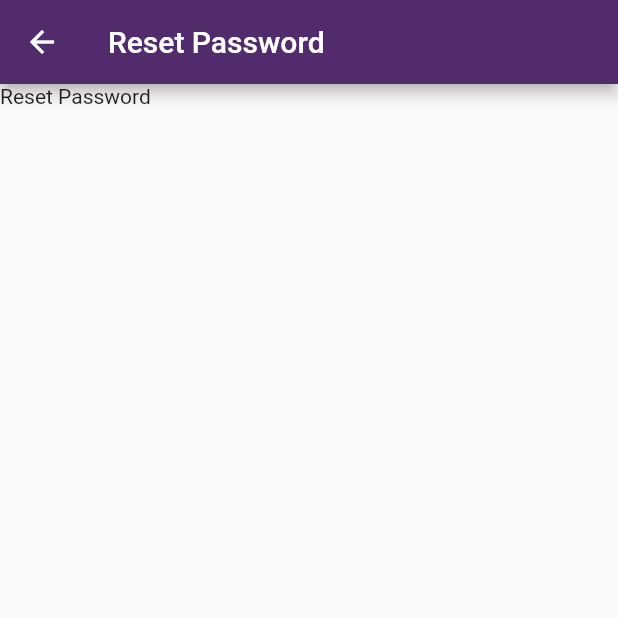
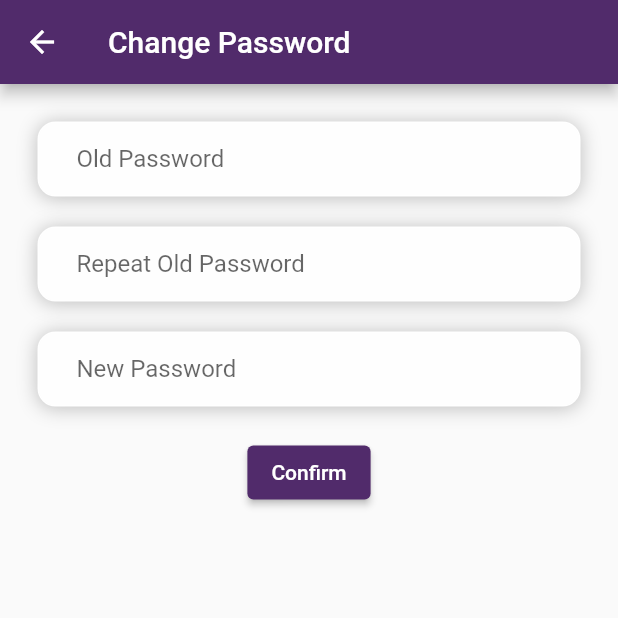
Before and after one commit to KelvinYou/fyp_tour_guide_app, a Flutter app: the ResetPassword screen opened directly, on a phone screen of 412 x 824 dp, the top half of it. Run offline on Flutter 3.47's test engine with Material 2 defaults, Android fonts, the phone set to English and light mode, and no system bars; our stand-ins replace cloud_firestore, firebase_auth, firebase_core, firebase_storage, flutter_rating_bar, image_picker; accounts and stored records are empty; network calls fail.

Commit message:
update reset password

```diff
--- /dev/null
+++ b/lib/ui_view/change_password_view.dart
@@ -0,0 +1,101 @@
+import 'package:flutter/material.dart';
+import 'package:flutter/services.dart';
+
+import 'package:fyp_project/widget/app_theme.dart';
+import 'package:fyp_project/widget/text_field_input.dart';
+
+import 'package:fyp_project/utils/utils.dart';
+
+import 'package:fyp_project/resources/auth_methods.dart';
+
+import 'package:fyp_project/bottom_bar_view.dart';
+
+class ResetPassword extends StatefulWidget {
+  const ResetPassword({super.key});
+
+  @override
+  State<ResetPassword> createState() => _ResetPasswordState();
+}
+
+class _ResetPasswordState extends State<ResetPassword> {
+  final currentPassword = TextEditingController();
+  final repeatPassword = TextEditingController();
+  final newPassword = TextEditingController();
+  bool _isLoading = false;
+
+  submit() async {
+    setState(() {
+      _isLoading = true;
+    });
+
+    String res = await AuthMethods().changePassword(
+         currentPassword.text, newPassword.text);
+
+    if (res == "success") {
+      setState(() {
+        _isLoading = false;
+      });
+      Navigator.of(context).pushAndRemoveUntil(
+          MaterialPageRoute(
+              builder: (context) => const BottomBarView(selectedIndex: 4)
+          ), (route) => false);
+      showSnackBar(context, "Password has been reset successfully.");
+    } else {
+      setState(() {
+        _isLoading = false;
+      });
+      showSnackBar(context, res);
+    }
+  }
+
+  @override
+  Widget build(BuildContext context) {
+    return Scaffold(
+      appBar: AppBar(
+        backgroundColor: AppTheme.primary,
+        title: const Text('Change Password'),
+      ),
+      body: Center(
+        child: Column(
+          children: [
+            const SizedBox(height: 25.0),
+
+            // email textfield
+            TextFieldInput(
+                textEditingController: currentPassword,
+                hintText: "Old Password",
+                textInputType: TextInputType.emailAddress),
+
+            const SizedBox(height: 20),
+
+            TextFieldInput(
+                textEditingController: repeatPassword,
+                hintText: "Repeat Old Password",
+                textInputType: TextInputType.emailAddress),
+
+            const SizedBox(height: 20),
+
+            TextFieldInput(
+                textEditingController: newPassword,
+                hintText: "New Password",
+                textInputType: TextInputType.emailAddress),
+
+            const SizedBox(height: 20),
+
+            Padding(
+              padding: const EdgeInsets.symmetric(horizontal: 25.0),
+              child: ElevatedButton(
+                style: ElevatedButton.styleFrom(
+                  primary: AppTheme.primary,
+                ),
+                child: Text('Confirm'),
+                onPressed: submit,
+              ),
+
+            ),
+          ],
+        ),
+      ),
+    );
+  }
+}
--- a/lib/ui_view/login_view.dart
+++ b/lib/ui_view/login_view.dart
@@ -86,11 +86,6 @@ class _LoginState extends State<Login> {
                 ),
               ),
               const SizedBox(height: 25.0),
-              // const Text(
-              //   "Login",
-              //   style: AppTheme.headline,
-              // ),
-              // const SizedBox(height: 15),
 
               // email textfield
               TextFieldInput(
--- a/lib/ui_view/profile_setting_view.dart
+++ b/lib/ui_view/profile_setting_view.dart
@@ -6,8 +6,8 @@ import 'package:fyp_project/resources/auth_methods.dart';
 
 import 'package:fyp_project/ui_view/login_view.dart';
 import 'package:fyp_project/ui_view/change_profile_view.dart';
-import 'package:fyp_project/ui_view/reset_email_view.dart';
-import 'package:fyp_project/ui_view/reset_password_view.dart';
+import 'package:fyp_project/ui_view/change_email_view.dart';
+import 'package:fyp_project/ui_view/change_password_view.dart';
 import 'package:fyp_project/ui_view/personal_detail_view.dart';
 
 class ProfileSetting extends StatefulWidget {
--- a/lib/ui_view/reset_email_view.dart
+++ /dev/null
@@ -1,24 +0,0 @@
-import 'package:flutter/material.dart';
-import 'package:flutter/services.dart';
-
-import 'package:fyp_project/widget/app_theme.dart';
-
-class ResetEmail extends StatefulWidget {
-  const ResetEmail({super.key});
-
-  @override
-  State<ResetEmail> createState() => _ResetPasswordState();
-}
-
-class _ResetPasswordState extends State<ResetEmail> {
-  @override
-  Widget build(BuildContext context) {
-    return Scaffold(
-      appBar: AppBar(
-        backgroundColor: AppTheme.primary,
-        title: const Text('Reset Email'),
-      ),
-      body: Text("Reset Email"),
-    );
-  }
-}
--- a/lib/ui_view/reset_password_view.dart
+++ /dev/null
@@ -1,24 +0,0 @@
-import 'package:flutter/material.dart';
-import 'package:flutter/services.dart';
-
-import 'package:fyp_project/widget/app_theme.dart';
-
-class ResetPassword extends StatefulWidget {
-  const ResetPassword({super.key});
-
-  @override
-  State<ResetPassword> createState() => _ResetPasswordState();
-}
-
-class _ResetPasswordState extends State<ResetPassword> {
-  @override
-  Widget build(BuildContext context) {
-    return Scaffold(
-      appBar: AppBar(
-        backgroundColor: AppTheme.primary,
-        title: const Text('Reset Password'),
-      ),
-      body: Text("Reset Password"),
-    );
-  }
-}
```
Also changed, not shown: lib/resources/auth_methods.dart (+39 -1 lines), lib/ui_view/change_email_view.dart (added, +92 -0 lines).
